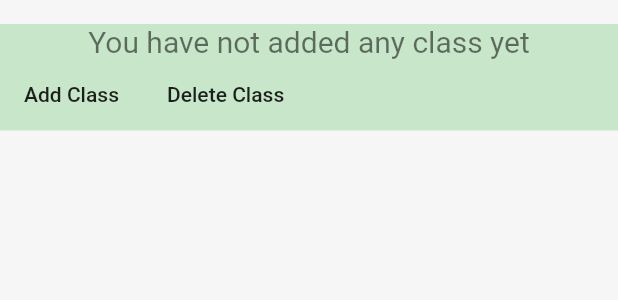
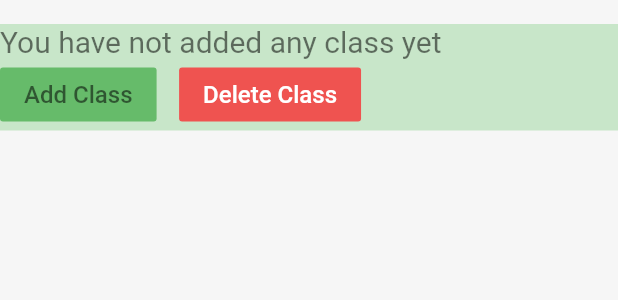
Before and after one commit to chandra-deb/smanage, a Flutter app: the Account widget shown alone on an empty page, opened directly, on a phone screen of 412 x 824 dp. Shown: the top 300 px of the screen. Run offline on Flutter 3.47's test engine with Material 2 defaults, Android fonts, the phone set to English and light mode, and no system bars; our stand-ins replace cloud_firestore, email_validator, expandable, firebase_auth, firebase_core, get and 1 more; missing offline and left inert: date_time_format, flutter_phone_direct_caller, prompt_dialog; accounts and stored records are empty; statements that could not run were skipped.

Commit message:
added another layer of refinements

```diff
--- a/lib/screens/account.dart
+++ b/lib/screens/account.dart
@@ -30,6 +30,7 @@ class Account extends StatelessWidget {
                   return Container(
                     color: Colors.green.shade100,
                     child: Column(
+                      crossAxisAlignment: CrossAxisAlignment.start,
                       children: [
                         SingleChildScrollView(
                           physics: BouncingScrollPhysics(),
@@ -66,7 +67,14 @@ class Account extends StatelessWidget {
                         Row(
                           children: [
                             FlatButton(
-                              child: Text('Add Class'),
+                              color: kDoneColor,
+                              child: Text(
+                                'Add Class',
+                                style: kTextStyle.copyWith(
+                                  fontSize: 16,
+                                  color: Colors.black54,
+                                ),
+                              ),
                               onPressed: () async {
                                 String result = await alertWithInput(context);
                                 if (result != null) {
@@ -88,8 +96,17 @@ class Account extends StatelessWidget {
                                 }
                               },
                             ),
+                            SizedBox(
+                              width: 15,
+                            ),
                             FlatButton(
-                              child: Text('Delete Class'),
+                              color: kUndoneColor,
+                              child: Text(
+                                'Delete Class',
+                                style: kTextStyle.copyWith(
+                                  fontSize: 16,
+                                ),
+                              ),
                               onPressed: () async {
                                 String result = await alertWithInput(context);
                                 if (result != null) {
@@ -132,7 +149,7 @@ class Account extends StatelessWidget {
                                             //     CrossAxisAlignment.center,
                                             children: [
                                               Text(
-                                                t.toString() + ' is',
+                                                t.toString() + '  is',
                                                 style: kTextStyle.copyWith(
                                                   color: Colors.black54,
                                                 ),
@@ -140,7 +157,6 @@ class Account extends StatelessWidget {
                                               Container(
                                                 margin:
                                                     EdgeInsets.only(left: 10),
-                                                width: 70,
                                                 height: 30,
                                                 child: FlatButton(
                                                   color: kDoneColor,
```
